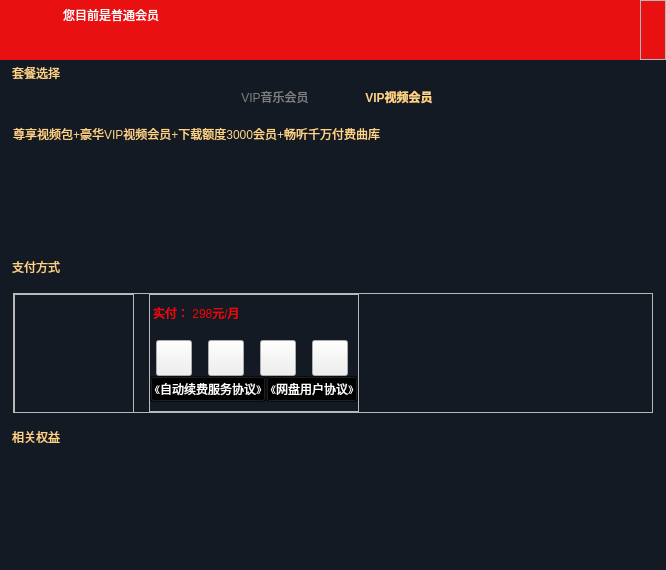
First picture: the form in VideoPlayer/mainwidget/vipmember/BuyVip.ui, repository huizhang556/pc-video-player, before the edit.
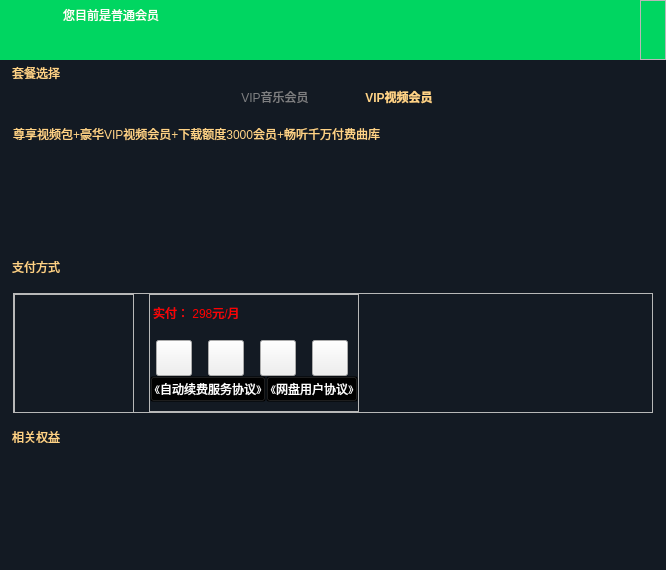
Second picture: the form after the edit. Icons and pictures are not drawn. Custom widgets are drawn as their Qt base class.

```diff
--- a/VideoPlayer/mainwidget/vipmember/BuyVip.ui
+++ b/VideoPlayer/mainwidget/vipmember/BuyVip.ui
@@ -96,7 +96,7 @@
 border-bottom-right-radius:0px;
 border-bottom-left-radius:0px;
 /*background-color:qlineargradient(spread:pad,x1:0,y1:0,x2:1,y2:0,stop:0 #0c0f14, stop:0.5  #013ba2, stop:1 #0c0f14);*/
-background-color: #e81010;
+background-color: #00d661;
 }</string>
         </property>
         <property name="frameShape">
```
